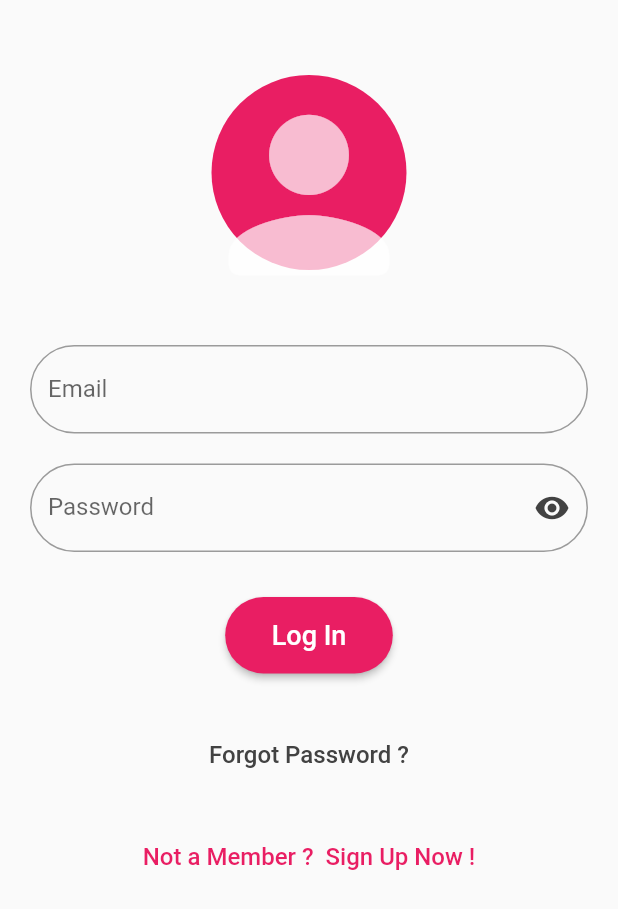
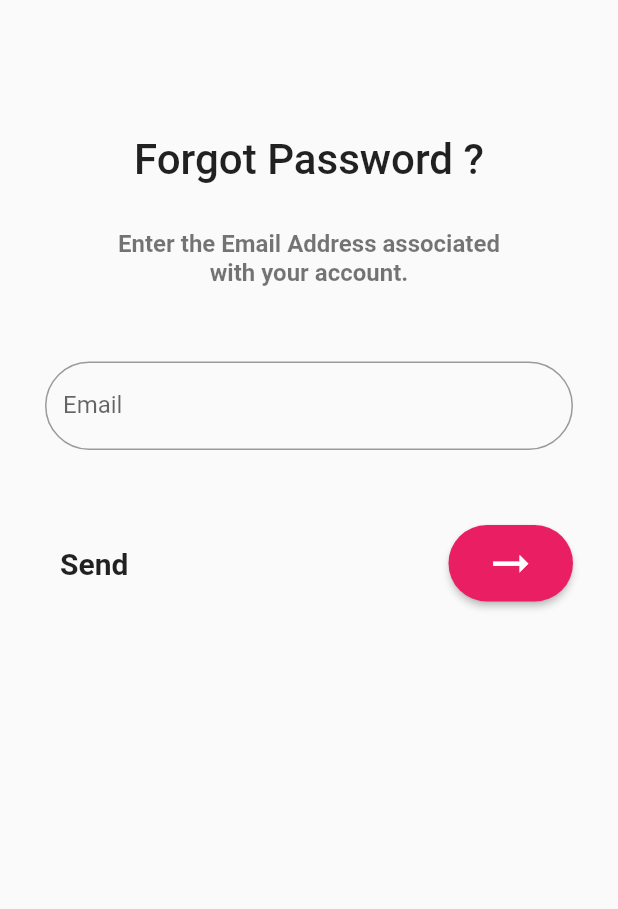
Before and after one commit to Rahul-Sharma-Github/Forgot_Password_Form, a Flutter app: the screen it shows after launch, on a phone screen of 412 x 824 dp. Shown: the top 909 px of the screen. Run offline on Flutter 3.47's test engine with Material 2 defaults, Android fonts, the phone set to English and light mode, and no system bars; our stand-ins replace go_router.

Commit message:
added forgotPasswordPage to pages folder

```diff
--- a/lib/main.dart
+++ b/lib/main.dart
@@ -1,4 +1,5 @@
 import 'package:flutter/material.dart';
+import 'pages/forgot_password_page.dart';
 import 'pages/signup_page.dart';
 import 'pages/login_page.dart';
 
@@ -17,13 +18,19 @@ class MyApp extends StatelessWidget {
       GoRoute(
         path: '/',
         builder: (BuildContext context, GoRouterState state) {
-          return const LoginPage();
+          return const ForgotPasswordPage();
         },
         routes: <RouteBase>[
           GoRoute(
             path: 'signup',
             builder: (BuildContext context, GoRouterState state) {
               return const RegistrationApp();
+            },
+          ),
+          GoRoute(
+            path: 'forgotPassword',
+            builder: (BuildContext context, GoRouterState state) {
+              return const ForgotPasswordPage();
             },
           ),
         ],
--- /dev/null
+++ b/lib/pages/forgot_password_page.dart
@@ -0,0 +1,116 @@
+// ignore_for_file: avoid_unnecessary_containers
+
+import 'package:flutter/material.dart';
+
+import 'package:go_router/go_router.dart';
+
+class ForgotPasswordPage extends StatefulWidget {
+  const ForgotPasswordPage({super.key});
+
+  @override
+  State<ForgotPasswordPage> createState() => _ForgotPasswordPageState();
+}
+
+class _ForgotPasswordPageState extends State<ForgotPasswordPage> {
+  TextEditingController forgotPasswordController = TextEditingController();
+
+  @override
+  Widget build(BuildContext context) {
+    return Scaffold(
+      body: Padding(
+        padding: const EdgeInsets.all(10),
+        child: ListView(
+          children: [
+            const SizedBox(
+              height: 60,
+            ),
+            Container(
+              child: const Padding(
+                padding: EdgeInsets.all(20.0),
+                child: Text(
+                  'Forgot Password ?',
+                  textAlign: TextAlign.center,
+                  style: TextStyle(
+                    fontSize: 28,
+                    fontWeight: FontWeight.w500,
+                  ),
+                ),
+              ),
+            ),
+            Container(
+              child: const Padding(
+                padding: EdgeInsets.symmetric(vertical: 10, horizontal: 60),
+                child: Text(
+                  'Enter the Email Address associated with your account.',
+                  textAlign: TextAlign.center,
+                  style: TextStyle(
+                    fontSize: 16,
+                    fontWeight: FontWeight.w700,
+                    color: Colors.black54,
+                  ),
+                ),
+              ),
+            ),
+            Container(
+              child: Padding(
+                padding:
+                    const EdgeInsets.symmetric(vertical: 40, horizontal: 20),
+                child: TextField(
+                  controller: forgotPasswordController,
+                  decoration: InputDecoration(
+                    labelText: 'Email',
+                    border: OutlineInputBorder(
+                      borderRadius: BorderRadius.circular(32.0),
+                    ),
+                  ),
+                ),
+              ),
+            ),
+            Container(
+              child: Padding(
+                padding:
+                    const EdgeInsets.symmetric(vertical: 10, horizontal: 20),
+                child: Row(
+                  mainAxisAlignment: MainAxisAlignment.spaceBetween,
+                  children: [
+                    const Padding(
+                      padding: EdgeInsets.all(10.0),
+                      child: Text(
+                        'Send',
+                        style: TextStyle(
+                          fontSize: 20,
+                          fontWeight: FontWeight.w600,
+                        ),
+                      ),
+                    ),
+                    ElevatedButton(
+                        style: ButtonStyle(
+                          shape:
+                              MaterialStateProperty.all<RoundedRectangleBorder>(
+                            RoundedRectangleBorder(
+                              borderRadius: BorderRadius.circular(32),
+                            ),
+                          ),
+                        ),
+                        onPressed: () {},
+                        child: const Padding(
+                          padding: EdgeInsets.all(8.0),
+                          child: Icon(
+                            Icons.arrow_right_alt_sharp,
+                            size: 35,
+                            color: Colors.white,
+                          ),
+                        ))
+                  ],
+                ),
+              ),
+            ),
+            const SizedBox(
+              height: 20,
+            ),
+          ],
+        ),
+      ),
+    );
+  }
+}
--- a/lib/pages/login_page.dart
+++ b/lib/pages/login_page.dart
@@ -98,7 +98,7 @@ class _LoginPageState extends State<LoginPage> {
               child: Padding(
                 padding: const EdgeInsets.all(10.0),
                 child: TextButton(
-                  onPressed: () {},
+                  onPressed: () => context.go('/forgotPassword'),
                   child: Text(
                     'Forgot Password ?',
                     style: TextStyle(fontSize: 16, color: Colors.grey[800]),
```
